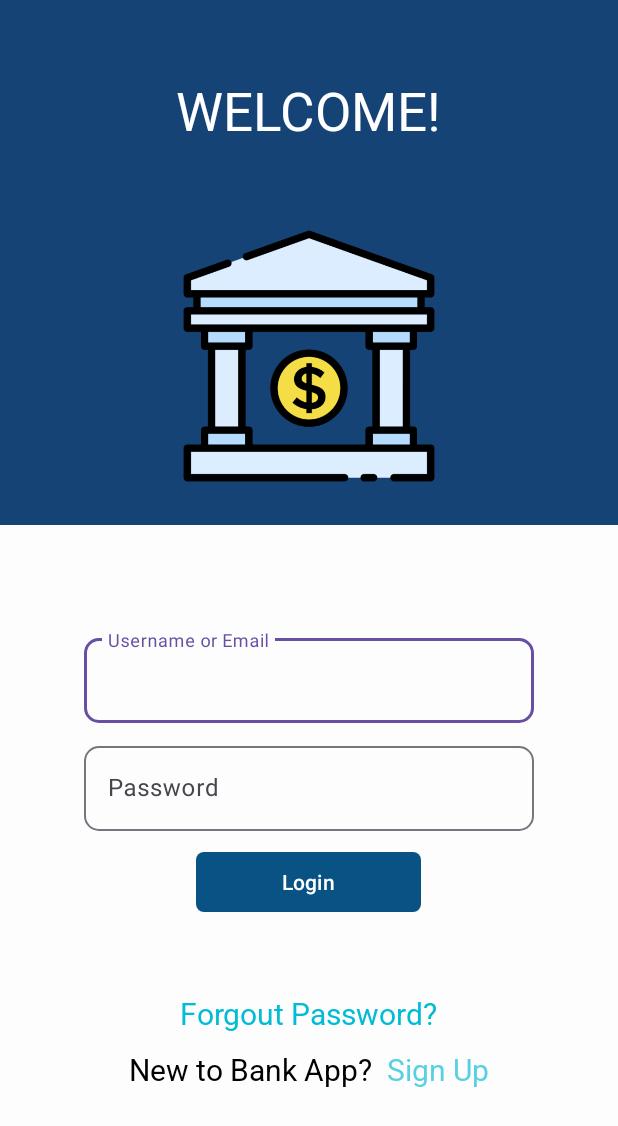
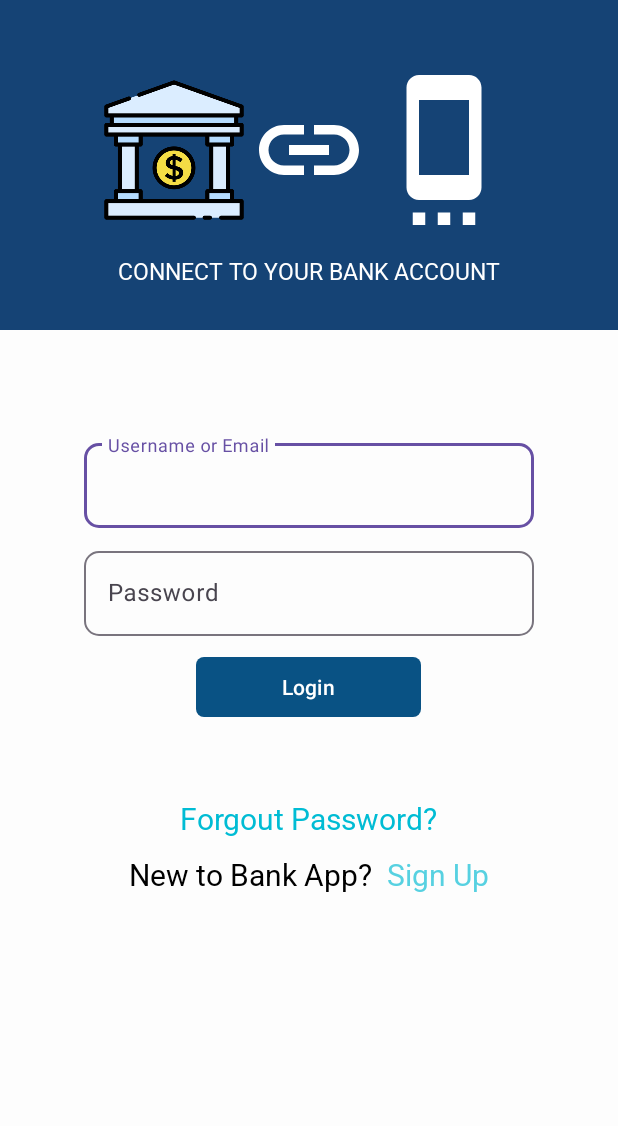
Before and after one commit to lndsilva/AppHomeBankFake, an Android app: the screen it shows after launch (WelcomeActivity before the commit, ConnectAccountActivity after it), on a phone screen of 412 x 824 dp. Shown: the top 1126 px of the screen. Run offline under Robolectric (Android 15) with nearby library versions, the phone set to English and light mode, and no system bars.

Commit message:
connect account bank

```diff
--- a/app/src/main/AndroidManifest.xml
+++ b/app/src/main/AndroidManifest.xml
@@ -38,15 +38,17 @@
             android:exported="false" />
         <activity
             android:name=".ConnectAccountActivity"
-            android:exported="false" />
-        <activity
-            android:name=".WelcomeActivity"
-            android:exported="true" >
+            android:exported="true">
             <intent-filter>
                 <action android:name="android.intent.action.MAIN" />
 
                 <category android:name="android.intent.category.LAUNCHER" />
             </intent-filter>
+        </activity>
+        <activity
+            android:name=".WelcomeActivity"
+            android:exported="true">
+
 
         </activity>
     </application>
--- /dev/null
+++ b/app/src/main/res/drawable/baseline_insert_link.xml
@@ -0,0 +1,5 @@
+<vector xmlns:android="http://schemas.android.com/apk/res/android" android:height="24dp" android:tint="#FFFFFF" android:viewportHeight="24" android:viewportWidth="24" android:width="24dp">
+
+    <path android:fillColor="@android:color/white" android:pathData="M3.9,12c0,-1.71 1.39,-3.1 3.1,-3.1h4L11,7L7,7c-2.76,0 -5,2.24 -5,5s2.24,5 5,5h4v-1.9L7,15.1c-1.71,0 -3.1,-1.39 -3.1,-3.1zM8,13h8v-2L8,11v2zM17,7h-4v1.9h4c1.71,0 3.1,1.39 3.1,3.1s-1.39,3.1 -3.1,3.1h-4L13,17h4c2.76,0 5,-2.24 5,-5s-2.24,-5 -5,-5z"/>
+
+</vector>
--- /dev/null
+++ b/app/src/main/res/drawable/baseline_settings_cell.xml
@@ -0,0 +1,5 @@
+<vector xmlns:android="http://schemas.android.com/apk/res/android" android:height="24dp" android:tint="#FFFFFF" android:viewportHeight="24" android:viewportWidth="24" android:width="24dp">
+
+    <path android:fillColor="@android:color/white" android:pathData="M7,24h2v-2L7,22v2zM11,24h2v-2h-2v2zM15,24h2v-2h-2v2zM16,0.01L8,0C6.9,0 6,0.9 6,2v16c0,1.1 0.9,2 2,2h8c1.1,0 2,-0.9 2,-2L18,2c0,-1.1 -0.9,-1.99 -2,-1.99zM16,16L8,16L8,4h8v12z"/>
+
+</vector>
--- a/app/src/main/res/layout/connect_account_layout.xml
+++ b/app/src/main/res/layout/connect_account_layout.xml
@@ -1,10 +1,157 @@
 <?xml version="1.0" encoding="utf-8"?>
-<androidx.constraintlayout.widget.ConstraintLayout xmlns:android="http://schemas.android.com/apk/res/android"
+<LinearLayout xmlns:android="http://schemas.android.com/apk/res/android"
     xmlns:app="http://schemas.android.com/apk/res-auto"
     xmlns:tools="http://schemas.android.com/tools"
     android:id="@+id/main"
     android:layout_width="match_parent"
     android:layout_height="match_parent"
+    android:orientation="vertical"
     tools:context=".ConnectAccountActivity">
 
-</androidx.constraintlayout.widget.ConstraintLayout>
+    <LinearLayout
+        android:layout_width="match_parent"
+        android:layout_height="220dp"
+        android:background="#154375"
+        android:orientation="vertical">
+
+        <LinearLayout
+            android:layout_width="match_parent"
+            android:layout_height="wrap_content"
+            android:layout_marginTop="50dp"
+            android:gravity="center_horizontal"
+            android:orientation="horizontal">
+
+            <ImageView
+                android:layout_width="100dp"
+                android:layout_height="100dp"
+                android:layout_gravity="center_horizontal"
+                android:src="@drawable/banco" />
+
+            <ImageView
+                android:layout_width="80dp"
+                android:layout_height="80dp"
+                android:layout_gravity="center"
+                android:src="@drawable/baseline_insert_link" />
+
+            <ImageView
+                android:layout_width="100dp"
+                android:layout_height="100dp"
+                android:layout_gravity="center_horizontal"
+                android:src="@drawable/baseline_settings_cell" />
+        </LinearLayout>
+
+        <TextView
+            android:layout_width="wrap_content"
+            android:layout_height="wrap_content"
+            android:layout_gravity="center_horizontal"
+            android:layout_marginTop="20sp"
+            android:fontFamily="@font/roboto_variable"
+            android:text="@string/connect_to_your_bank_account"
+            android:textAllCaps="true"
+            android:textColor="#FFF"
+            android:textSize="15sp" />
+    </LinearLayout>
+
+    <LinearLayout
+        android:layout_width="match_parent"
+        android:layout_height="match_parent"
+        android:background="#FDFDFD"
+        android:orientation="vertical">
+
+        <com.google.android.material.textfield.TextInputLayout
+            android:layout_width="300dp"
+            android:layout_height="wrap_content"
+            android:layout_gravity="center_horizontal"
+            android:layout_marginTop="70sp"
+            android:hint="@string/username_or_email"
+            android:textAlignment="center"
+            app:boxCornerRadiusBottomEnd="10sp"
+            app:boxCornerRadiusBottomStart="10sp"
+            app:boxCornerRadiusTopEnd="10sp"
+            app:boxCornerRadiusTopStart="10sp">
+
+            <com.google.android.material.textfield.TextInputEditText
+                android:layout_width="match_parent"
+                android:layout_height="wrap_content"
+                android:inputType="textEmailAddress"
+                android:maxLength="50" />
+
+        </com.google.android.material.textfield.TextInputLayout>
+
+        <com.google.android.material.textfield.TextInputLayout
+            android:layout_width="300dp"
+            android:layout_height="wrap_content"
+            android:layout_gravity="center_horizontal"
+            android:layout_marginTop="10sp"
+            android:hint="@string/password"
+            android:textAlignment="center"
+            app:boxCornerRadiusBottomEnd="10sp"
+            app:boxCornerRadiusBottomStart="10sp"
+            app:boxCornerRadiusTopEnd="10sp"
+            app:boxCornerRadiusTopStart="10sp">
+
+            <com.google.android.material.textfield.TextInputEditText
+                android:layout_width="match_parent"
+                android:layout_height="wrap_content"
+                android:inputType="textPassword"
+                android:maxLength="12" />
+
+        </com.google.android.material.textfield.TextInputLayout>
+
+        <com.google.android.material.button.MaterialButton
+            android:layout_width="150dp"
+            android:layout_height="wrap_content"
+            android:layout_gravity="center_horizontal"
+            android:layout_marginTop="10sp"
+            android:text="@string/login"
+            app:backgroundTint="#095284"
+            app:cornerRadius="5sp" />
+
+
+        <TextView
+            android:layout_width="wrap_content"
+            android:layout_height="wrap_content"
+            android:layout_gravity="center_horizontal"
+            android:layout_marginTop="50sp"
+            android:fontFamily="@font/roboto_variable"
+            android:text="@string/forgout_password"
+            android:textAllCaps="false"
+            android:textColor="#00BCD4"
+            android:textSize="20sp" />
+
+        <LinearLayout
+            android:layout_width="wrap_content"
+            android:layout_height="wrap_content"
+            android:layout_gravity="center_horizontal"
+            android:layout_marginTop="10dp"
+            android:orientation="horizontal">
+
+            <TextView
+                android:layout_width="wrap_content"
+                android:layout_height="wrap_content"
+                android:layout_gravity="center_horizontal"
+                android:layout_marginTop="5sp"
+                android:fontFamily="@font/roboto_variable"
+                android:text="@string/new_to_bank_app"
+                android:textAllCaps="false"
+                android:textColor="#000000"
+                android:textSize="20sp" />
+
+            <TextView
+                android:layout_width="wrap_content"
+                android:layout_height="wrap_content"
+                android:layout_gravity="center_horizontal"
+                android:layout_marginStart="10sp"
+                android:layout_marginTop="5sp"
+                android:fontFamily="@font/roboto_variable"
+                android:text="@string/sign_up"
+                android:textAllCaps="false"
+                android:textColor="#57D1E1"
+                android:textSize="20sp" />
+        </LinearLayout>
+
+
+    </LinearLayout>
+
+
+</LinearLayout>
--- a/app/src/main/res/values/strings.xml
+++ b/app/src/main/res/values/strings.xml
@@ -7,4 +7,5 @@
     <string name="forgout_password"><U>Forgout Password?</U></string>
     <string name="new_to_bank_app">New to Bank App?</string>
     <string name="sign_up"><U>Sign Up</U></string>
+    <string name="connect_to_your_bank_account">Connect to your bank account</string>
 </resources>
```
